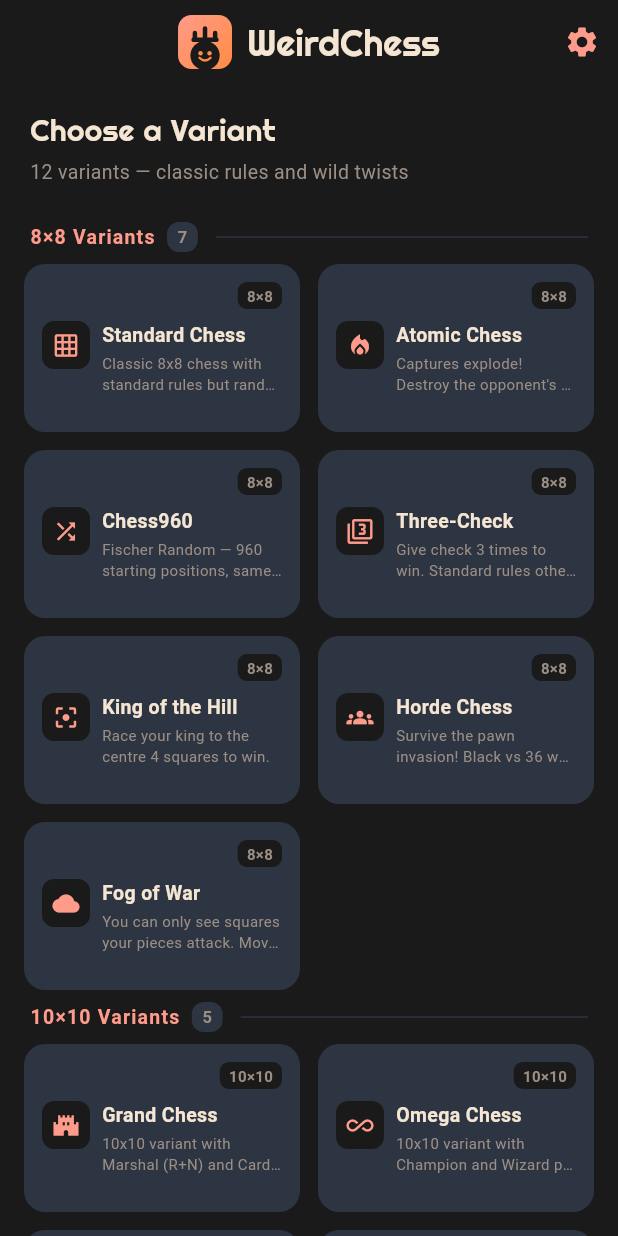
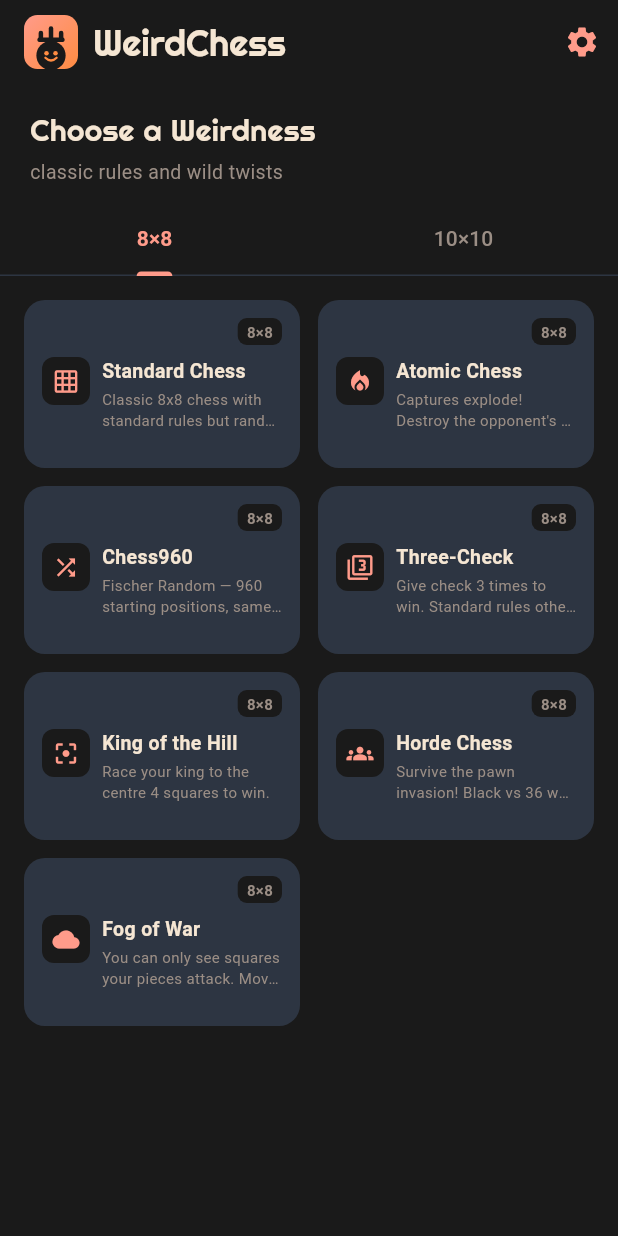
Before and after one commit to mindfu23/weirdchess, a Flutter app: the screen it shows after launch, on a phone screen of 412 x 824 dp. Run offline on Flutter 3.47's test engine with Material 3 defaults, Android fonts, the phone set to English and light mode, and no system bars; our stand-ins replace flutter_riverpod, flutter_svg, go_router, shared_preferences.

Commit message:
Tabbed home screen with left-aligned logo and updated copy
- Left-align AppBar title (mascot + WeirdChess)
- Replace section-header scroll with TabBar: 8x8 (default) / 10x10
- Heading: "Choose a Weirdness"
- Subtitle: "classic rules and wild twists" (count prefix removed)

Co-Authored-By: Claude Sonnet 4.6 <noreply@anthropic.com>

```diff
--- a/lib/ui/screens/home_screen.dart
+++ b/lib/ui/screens/home_screen.dart
@@ -5,9 +5,9 @@ import 'package:go_router/go_router.dart';
 import '../../services/game_service.dart';
 import '../../variants/variant_base.dart';
 
-/// Home screen with variant selection — 2-column grid with section headers
-/// for 8×8 and 10×10 variants.  Content is centre-clamped to 460 px so
-/// cards don't balloon on wide/desktop screens.
+/// Home screen with variant selection.
+/// Two tabs — 8×8 (default) and 10×10 — replace the old section-header scroll.
+/// Content is centre-clamped to 460 px so cards don't balloon on wide screens.
 class HomeScreen extends ConsumerWidget {
   const HomeScreen({super.key});
 
@@ -17,11 +17,15 @@ class HomeScreen extends ConsumerWidget {
     final variants8x8 = variants.where((v) => v.boardSize == 8).toList();
     final variants10x10 = variants.where((v) => v.boardSize == 10).toList();
 
-    return Scaffold(
+    return DefaultTabController(
+      length: 2,
+      child: Scaffold(
         backgroundColor: const Color(0xFF1A1A1A),
         appBar: AppBar(
           backgroundColor: const Color(0xFF1A1A1A),
           elevation: 0,
+          // Left-aligned logo + title
+          centerTitle: false,
           title: Row(
             mainAxisSize: MainAxisSize.min,
             children: [
@@ -31,9 +35,9 @@ class HomeScreen extends ConsumerWidget {
                 height: 36,
               ),
               const SizedBox(width: 10),
-            Text(
+              const Text(
                 'WeirdChess',
-              style: const TextStyle(
+                style: TextStyle(
                   fontFamily: 'Righteous',
                   color: Color(0xFFF5E6D3),
                   fontSize: 24,
@@ -41,7 +45,6 @@ class HomeScreen extends ConsumerWidget {
               ),
             ],
           ),
-        centerTitle: true,
           actions: [
             IconButton(
               icon: const Icon(Icons.settings, color: Color(0xFFFF9B8A)),
@@ -53,107 +56,67 @@ class HomeScreen extends ConsumerWidget {
         body: SafeArea(
           child: Center(
             child: ConstrainedBox(
-            // Clamp to phone-like width so cards don't stretch on wide screens.
               constraints: const BoxConstraints(maxWidth: 460),
-            child: CustomScrollView(
-              slivers: [
-                // Header
-                SliverToBoxAdapter(
-                  child: Padding(
-                    padding: const EdgeInsets.symmetric(
-                        horizontal: 20, vertical: 16),
               child: Column(
                 crossAxisAlignment: CrossAxisAlignment.start,
                 children: [
-                        const Text(
-                          'Choose a Variant',
+                  // Header
+                  const Padding(
+                    padding: EdgeInsets.fromLTRB(20, 16, 20, 4),
+                    child: Text(
+                      'Choose a Weirdness',
                       style: TextStyle(
                         fontFamily: 'Righteous',
                         color: Color(0xFFF5E6D3),
                         fontSize: 20,
                       ),
                     ),
-                        const SizedBox(height: 4),
-                        Text(
-                          '${variants.length} variants — classic rules and wild twists',
-                          style: const TextStyle(
+                  ),
+                  const Padding(
+                    padding: EdgeInsets.fromLTRB(20, 0, 20, 12),
+                    child: Text(
+                      'classic rules and wild twists',
+                      style: TextStyle(
                         color: Color(0xFF9B8E85),
                         fontSize: 13,
+                      ),
+                    ),
+                  ),
+
+                  // Tab bar
+                  const TabBar(
+                    labelColor: Color(0xFFFF9B8A),
+                    unselectedLabelColor: Color(0xFF9B8E85),
+                    indicatorColor: Color(0xFFFF9B8A),
+                    indicatorSize: TabBarIndicatorSize.label,
+                    dividerColor: Color(0xFF2D3542),
+                    labelStyle: TextStyle(
+                      fontWeight: FontWeight.w700,
+                      fontSize: 14,
+                    ),
+                    unselectedLabelStyle: TextStyle(
+                      fontWeight: FontWeight.w500,
+                      fontSize: 14,
+                    ),
+                    tabs: [
+                      Tab(text: '8×8'),
+                      Tab(text: '10×10'),
+                    ],
+                  ),
+
+                  // Tab content
+                  Expanded(
+                    child: TabBarView(
+                      children: [
+                        _VariantGrid(variants: variants8x8),
+                        _VariantGrid(variants: variants10x10),
+                      ],
                     ),
                   ),
                 ],
               ),
             ),
           ),
-
-                // ── 8×8 section ───────────────────────────────────────────
-                _SectionHeader(
-                  label: '8×8 Variants',
-                  count: variants8x8.length,
-                ),
-                _VariantGrid(variants: variants8x8),
-
-                // ── 10×10 section ─────────────────────────────────────────
-                _SectionHeader(
-                  label: '10×10 Variants',
-                  count: variants10x10.length,
-                ),
-                _VariantGrid(variants: variants10x10),
-
-                const SliverToBoxAdapter(child: SizedBox(height: 24)),
-              ],
-            ),
-          ),
-        ),
-      ),
-    );
-  }
-}
-
-class _SectionHeader extends StatelessWidget {
-  final String label;
-  final int count;
-
-  const _SectionHeader({required this.label, required this.count});
-
-  @override
-  Widget build(BuildContext context) {
-    return SliverToBoxAdapter(
-      child: Padding(
-        padding: const EdgeInsets.fromLTRB(20, 8, 20, 8),
-        child: Row(
-          children: [
-            Text(
-              label,
-              style: const TextStyle(
-                color: Color(0xFFFF9B8A),
-                fontSize: 13,
-                fontWeight: FontWeight.w700,
-                letterSpacing: 0.8,
-              ),
-            ),
-            const SizedBox(width: 8),
-            Container(
-              padding:
-                  const EdgeInsets.symmetric(horizontal: 7, vertical: 2),
-              decoration: BoxDecoration(
-                color: const Color(0xFF2D3542),
-                borderRadius: BorderRadius.circular(8),
-              ),
-              child: Text(
-                '$count',
-                style: const TextStyle(
-                  color: Color(0xFF9B8E85),
-                  fontSize: 11,
-                  fontWeight: FontWeight.w600,
-                ),
-              ),
-            ),
-            const SizedBox(width: 12),
-            const Expanded(
-              child: Divider(color: Color(0xFF2D3542), thickness: 1),
-            ),
-          ],
         ),
       ),
     );
@@ -167,35 +130,26 @@ class _VariantGrid extends ConsumerWidget {
 
   @override
   Widget build(BuildContext context, WidgetRef ref) {
-    return SliverPadding(
-      padding: const EdgeInsets.symmetric(horizontal: 16),
-      sliver: SliverGrid(
+    return GridView.builder(
+      padding: const EdgeInsets.fromLTRB(16, 16, 16, 24),
       gridDelegate: const SliverGridDelegateWithFixedCrossAxisCount(
         crossAxisCount: 2,
         crossAxisSpacing: 12,
         mainAxisSpacing: 12,
-          // Fixed height per card — compact without the board preview.
         mainAxisExtent: 112,
       ),
-        delegate: SliverChildBuilderDelegate(
-          (context, index) {
+      itemCount: variants.length,
+      itemBuilder: (context, index) {
         final variant = variants[index];
         return _VariantCard(
           variant: variant,
           onTap: () {
-                ref
-                    .read(selectedVariantProvider.notifier)
-                    .select(variant);
-                ref
-                    .read(gameNotifierProvider.notifier)
-                    .newGame(variant);
+            ref.read(selectedVariantProvider.notifier).select(variant);
+            ref.read(gameNotifierProvider.notifier).newGame(variant);
             context.go('/game');
           },
         );
       },
-          childCount: variants.length,
-        ),
-      ),
     );
   }
 }
@@ -206,7 +160,6 @@ class _VariantCard extends StatelessWidget {
 
   const _VariantCard({required this.variant, required this.onTap});
 
-  /// Returns a Material icon that best represents each variant.
   IconData _iconFor(String id) {
     switch (id) {
       case 'standard_chess':
@@ -300,7 +253,6 @@ class _VariantCard extends StatelessWidget {
                   Expanded(
                     child: Column(
                       crossAxisAlignment: CrossAxisAlignment.start,
-                      mainAxisAlignment: MainAxisAlignment.start,
                       children: [
                         Text(
                           variant.name,
```
Also changed, not shown: 3 other files. Lines whose indentation alone changed are shown as unchanged.
